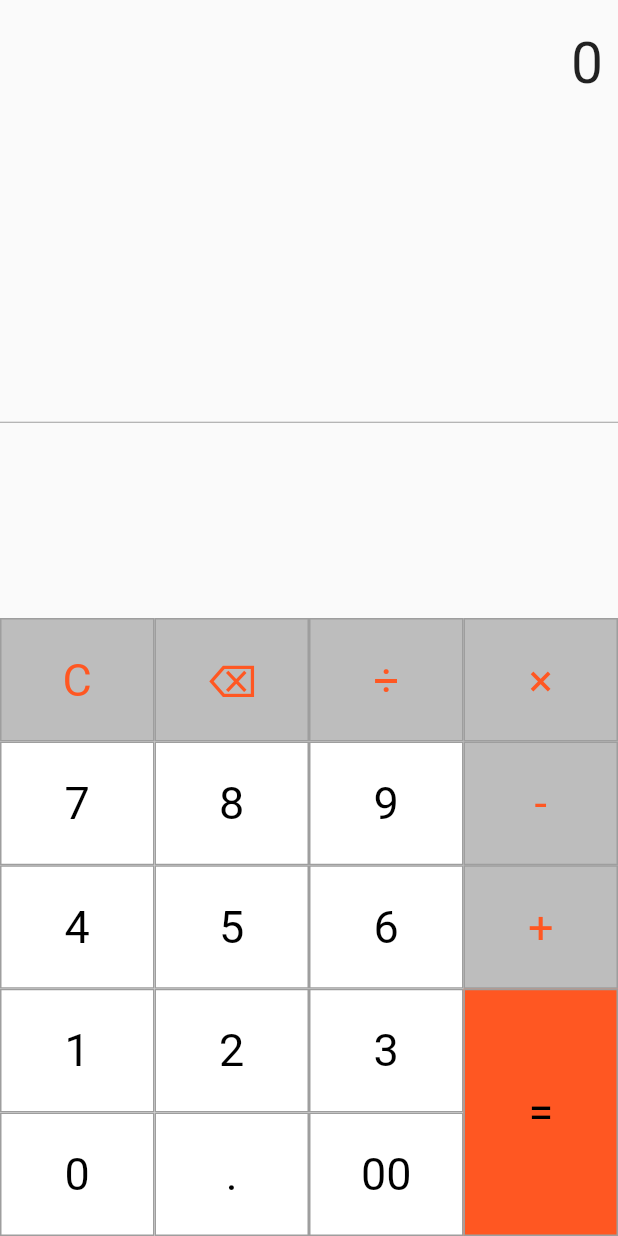
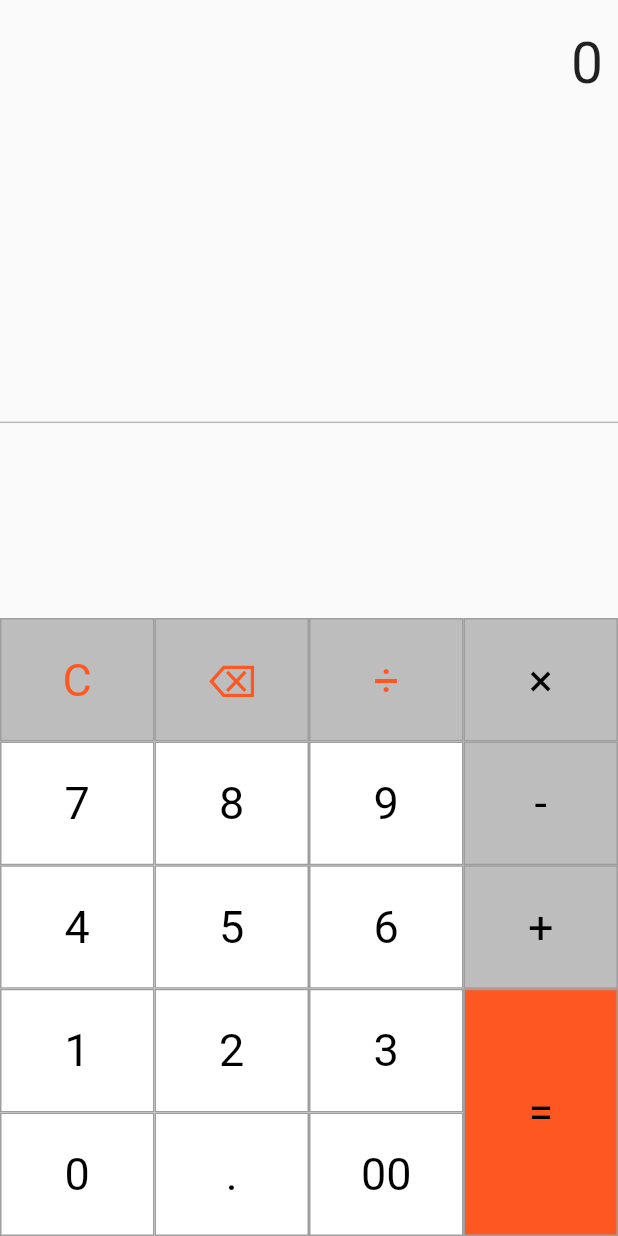
Before and after one commit to Anurodh437/Calculator-Using-Flutter, a Flutter app: the screen it shows after launch, on a phone screen of 412 x 824 dp. Run offline on Flutter 3.47's test engine with Material 2 defaults, Android fonts, the phone set to English and light mode, and no system bars; our stand-ins replace math_expressions.

Commit message:
Changed some functioning.

```diff
--- a/lib/main.dart
+++ b/lib/main.dart
@@ -196,19 +196,19 @@ class _BasicCalculatorState extends State<BasicCalculator> {
                   children: [
                     TableRow(
                         children: [
-                          buildButton("×", 1, Colors.grey[400],Colors.deepOrange),
+                          buildButton("×", 1, Colors.grey[400],Colors.black),
                         ]
                     ),
 
                     TableRow(
                         children: [
-                          buildButton("-", 1, Colors.grey[400],Colors.deepOrange),
+                          buildButton("-", 1, Colors.grey[400],Colors.black),
                         ]
                     ),
 
                     TableRow(
                         children: [
-                          buildButton("+", 1, Colors.grey[400],Colors.deepOrange),
+                          buildButton("+", 1, Colors.grey[400],Colors.black),
                         ]
                     ),
 
```
Also changed, not shown: 2 other files.
